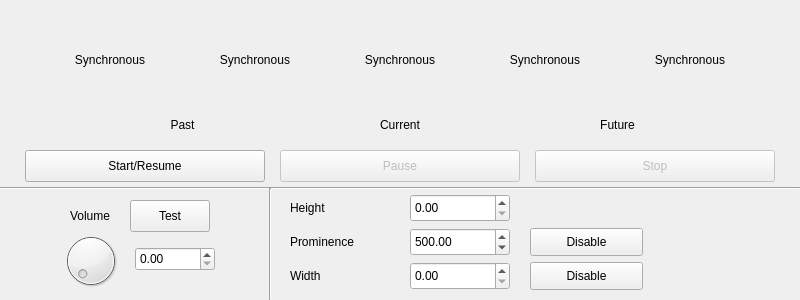
First picture: the form in cardio_audio_sleep/commands/gui.ui, repository fcbg-platforms/eeg-cardio-audio-sleep, before the edit.
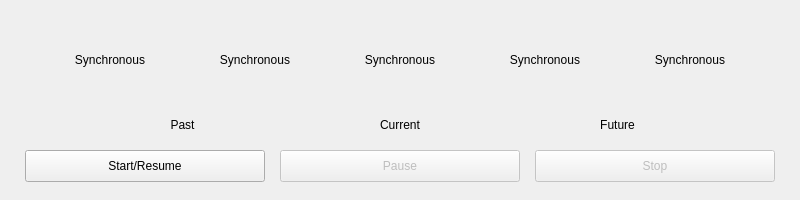
Second picture: the form after the edit.

```diff
--- a/cardio_audio_sleep/commands/gui.ui
+++ b/cardio_audio_sleep/commands/gui.ui
@@ -7,15 +7,9 @@
     <x>0</x>
     <y>0</y>
     <width>800</width>
-    <height>300</height>
+    <height>200</height>
    </rect>
   </property>
-  <property name="sizePolicy">
-   <sizepolicy hsizetype="Fixed" vsizetype="Fixed">
-    <horstretch>0</horstretch>
-    <verstretch>0</verstretch>
-   </sizepolicy>
-  </property>
   <property name="contextMenuPolicy">
    <enum>Qt::NoContextMenu</enum>
   </property>
@@ -277,281 +271,6 @@
      <set>Qt::AlignCenter</set>
     </property>
    </widget>
-   <widget class="QDoubleSpinBox" name="doubleSpinBox_height">
-    <property name="geometry">
-     <rect>
-      <x>410</x>
-      <y>194</y>
-      <width>100</width>
-      <height>28</height>
-     </rect>
-    </property>
-    <property name="sizePolicy">
-     <sizepolicy hsizetype="Fixed" vsizetype="Fixed">
-      <horstretch>0</horstretch>
-      <verstretch>0</verstretch>
-     </sizepolicy>
-    </property>
-    <property name="maximum">
-     <double>100.000000000000000</double>
-    </property>
-   </widget>
-   <widget class="QPushButton" name="pushButton_prominence">
-    <property name="geometry">
-     <rect>
-      <x>530</x>
-      <y>228</y>
-      <width>113</width>
-      <height>28</height>
-     </rect>
-    </property>
-    <property name="sizePolicy">
-     <sizepolicy hsizetype="Fixed" vsizetype="Fixed">
-      <horstretch>0</horstretch>
-      <verstretch>0</verstretch>
-     </sizepolicy>
-    </property>
-    <property name="text">
-     <string>Disable</string>
-    </property>
-   </widget>
-   <widget class="QPushButton" name="pushButton_width">
-    <property name="geometry">
-     <rect>
-      <x>530</x>
-      <y>262</y>
-      <width>113</width>
-      <height>28</height>
-     </rect>
-    </property>
-    <property name="sizePolicy">
-     <sizepolicy hsizetype="Fixed" vsizetype="Fixed">
-      <horstretch>0</horstretch>
-      <verstretch>0</verstretch>
-     </sizepolicy>
-    </property>
-    <property name="text">
-     <string>Disable</string>
-    </property>
-   </widget>
-   <widget class="QDoubleSpinBox" name="doubleSpinBox_prominence">
-    <property name="geometry">
-     <rect>
-      <x>410</x>
-      <y>228</y>
-      <width>100</width>
-      <height>28</height>
-     </rect>
-    </property>
-    <property name="sizePolicy">
-     <sizepolicy hsizetype="Fixed" vsizetype="Fixed">
-      <horstretch>0</horstretch>
-      <verstretch>0</verstretch>
-     </sizepolicy>
-    </property>
-    <property name="decimals">
-     <number>2</number>
-    </property>
-    <property name="minimum">
-     <double>400.000000000000000</double>
-    </property>
-    <property name="maximum">
-     <double>3000.000000000000000</double>
-    </property>
-    <property name="singleStep">
-     <double>25.000000000000000</double>
-    </property>
-    <property name="value">
-     <double>500.000000000000000</double>
-    </property>
-   </widget>
-   <widget class="QDoubleSpinBox" name="doubleSpinBox_width">
-    <property name="geometry">
-     <rect>
-      <x>410</x>
-      <y>262</y>
-      <width>100</width>
-      <height>28</height>
-     </rect>
-    </property>
-    <property name="sizePolicy">
-     <sizepolicy hsizetype="Fixed" vsizetype="Fixed">
-      <horstretch>0</horstretch>
-      <verstretch>0</verstretch>
-     </sizepolicy>
-    </property>
-    <property name="maximum">
-     <double>50.000000000000000</double>
-    </property>
-   </widget>
-   <widget class="QLabel" name="height">
-    <property name="geometry">
-     <rect>
-      <x>290</x>
-      <y>194</y>
-      <width>120</width>
-      <height>28</height>
-     </rect>
-    </property>
-    <property name="sizePolicy">
-     <sizepolicy hsizetype="Fixed" vsizetype="Fixed">
-      <horstretch>0</horstretch>
-      <verstretch>0</verstretch>
-     </sizepolicy>
-    </property>
-    <property name="text">
-     <string>Height</string>
-    </property>
-   </widget>
-   <widget class="QLabel" name="prominence">
-    <property name="geometry">
-     <rect>
-      <x>290</x>
-      <y>228</y>
-      <width>120</width>
-      <height>28</height>
-     </rect>
-    </property>
-    <property name="sizePolicy">
-     <sizepolicy hsizetype="Fixed" vsizetype="Fixed">
-      <horstretch>0</horstretch>
-      <verstretch>0</verstretch>
-     </sizepolicy>
-    </property>
-    <property name="text">
-     <string>Prominence</string>
-    </property>
-   </widget>
-   <widget class="QLabel" name="width">
-    <property name="geometry">
-     <rect>
-      <x>290</x>
-      <y>262</y>
-      <width>120</width>
-      <height>28</height>
-     </rect>
-    </property>
-    <property name="sizePolicy">
-     <sizepolicy hsizetype="Fixed" vsizetype="Fixed">
-      <horstretch>0</horstretch>
-      <verstretch>0</verstretch>
-     </sizepolicy>
-    </property>
-    <property name="text">
-     <string>Width</string>
-    </property>
-   </widget>
-   <widget class="Line" name="line">
-    <property name="geometry">
-     <rect>
-      <x>0</x>
-      <y>178</y>
-      <width>800</width>
-      <height>20</height>
-     </rect>
-    </property>
-    <property name="sizePolicy">
-     <sizepolicy hsizetype="Fixed" vsizetype="Fixed">
-      <horstretch>0</horstretch>
-      <verstretch>0</verstretch>
-     </sizepolicy>
-    </property>
-    <property name="orientation">
-     <enum>Qt::Horizontal</enum>
-    </property>
-   </widget>
-   <widget class="QDial" name="dial_volume">
-    <property name="geometry">
-     <rect>
-      <x>60</x>
-      <y>230</y>
-      <width>61</width>
-      <height>61</height>
-     </rect>
-    </property>
-    <property name="sizePolicy">
-     <sizepolicy hsizetype="Fixed" vsizetype="Fixed">
-      <horstretch>0</horstretch>
-      <verstretch>0</verstretch>
-     </sizepolicy>
-    </property>
-    <property name="maximum">
-     <number>100</number>
-    </property>
-   </widget>
-   <widget class="Line" name="line_2">
-    <property name="geometry">
-     <rect>
-      <x>260</x>
-      <y>188</y>
-      <width>20</width>
-      <height>112</height>
-     </rect>
-    </property>
-    <property name="sizePolicy">
-     <sizepolicy hsizetype="Fixed" vsizetype="Fixed">
-      <horstretch>0</horstretch>
-      <verstretch>0</verstretch>
-     </sizepolicy>
-    </property>
-    <property name="orientation">
-     <enum>Qt::Vertical</enum>
-    </property>
-   </widget>
-   <widget class="QLabel" name="volume">
-    <property name="geometry">
-     <rect>
-      <x>60</x>
-      <y>200</y>
-      <width>60</width>
-      <height>32</height>
-     </rect>
-    </property>
-    <property name="sizePolicy">
-     <sizepolicy hsizetype="Fixed" vsizetype="Fixed">
-      <horstretch>0</horstretch>
-      <verstretch>0</verstretch>
-     </sizepolicy>
-    </property>
-    <property name="text">
-     <string>Volume</string>
-    </property>
-    <property name="alignment">
-     <set>Qt::AlignCenter</set>
-    </property>
-   </widget>
-   <widget class="QDoubleSpinBox" name="doubleSpinBox_volume">
-    <property name="geometry">
-     <rect>
-      <x>135</x>
-      <y>247</y>
-      <width>80</width>
-      <height>24</height>
-     </rect>
-    </property>
-    <property name="sizePolicy">
-     <sizepolicy hsizetype="Fixed" vsizetype="Fixed">
-      <horstretch>0</horstretch>
-      <verstretch>0</verstretch>
-     </sizepolicy>
-    </property>
-    <property name="maximum">
-     <double>100.000000000000000</double>
-    </property>
-   </widget>
-   <widget class="QPushButton" name="pushButton">
-    <property name="geometry">
-     <rect>
-      <x>130</x>
-      <y>200</y>
-      <width>80</width>
-      <height>32</height>
-     </rect>
-    </property>
-    <property name="text">
-     <string>Test</string>
-    </property>
-   </widget>
   </widget>
  </widget>
  <resources/>
```
Left out of the diff: 62 changed lines with no effect on the pictures.
